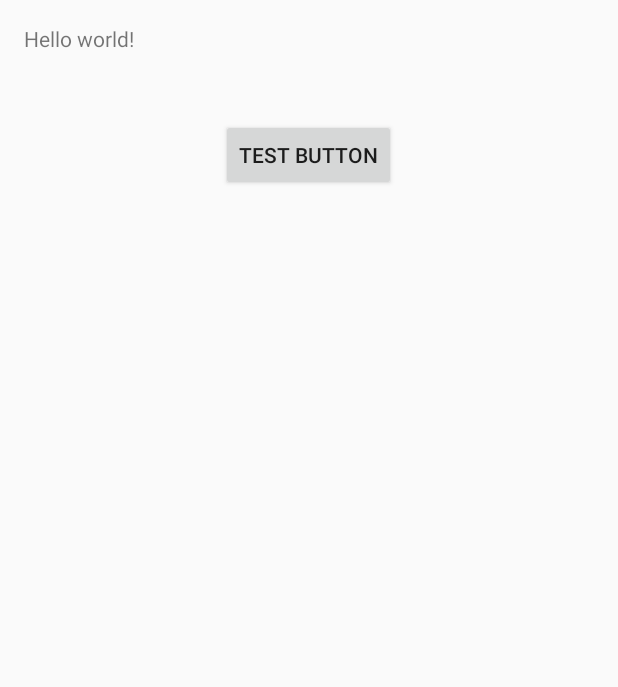
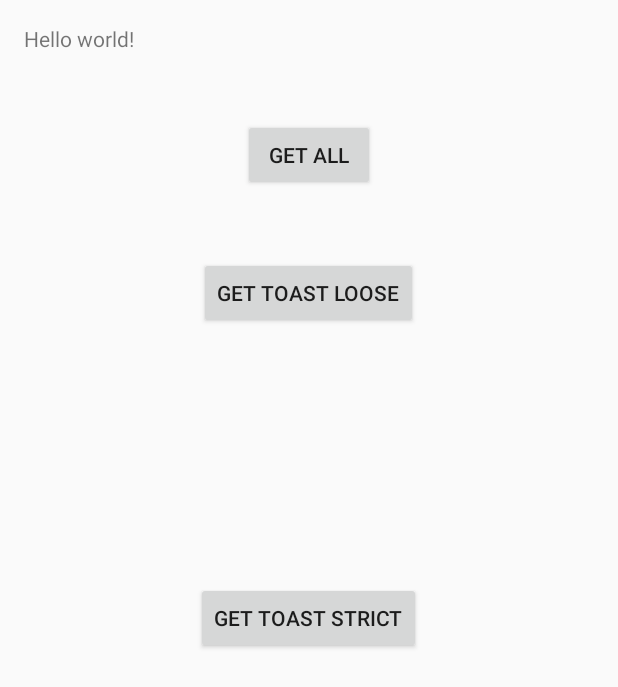
Before and after one commit to harvardd4d/recipebox, an Android app: the layout activity_main.xml on its own in the app's theme, with its tools: preview values and no code run, on a phone screen of 412 x 824 dp. Shown: the top 687 px of the screen. Run offline under Robolectric (Android 15) with nearby library versions, the phone set to English and light mode, and no system bars.

Commit message:
demo changes
aight lmao

```diff
--- a/android/RecipeBox/app/src/main/java/com/example/d4d/recipebox/LocalRecipeDatabaseHelper.java
+++ b/android/RecipeBox/app/src/main/java/com/example/d4d/recipebox/LocalRecipeDatabaseHelper.java
@@ -22,7 +22,8 @@ public class LocalRecipeDatabaseHelper extends SQLiteOpenHelper{
     private static final String make_test_info =
             "INSERT INTO recipes VALUES('toast', 'toast', 1, 1, 1, 'toast', 'toast', 1, NULL);" +
             "INSERT INTO recipes VALUES('cereal', 'cereal', 2, 2, 2, 'cereal', 'cereal', 2, NULL);" +
-            "INSERT INTO recipes VALUES('toasted cereal', 'toasted cereal', 3, 3, 3, 'toasted cereal', 'toasted cereal', 3, NULL);";
+            "INSERT INTO recipes VALUES('toasted cereal', 'toasted cereal', 3, 3, 3, 'toasted cereal', 'toasted cereal', 3, NULL);" +
+            "INSERT INTO recipes VALUES('something', 'something', 4, 4, 4, 'something', 'something', 4, NULL);";
 
     private static final String DELETE_TABLES =
             "DROP TABLE IF EXISTS recipes;";
--- a/android/RecipeBox/app/src/main/java/com/example/d4d/recipebox/RecipeDatabase.java
+++ b/android/RecipeBox/app/src/main/java/com/example/d4d/recipebox/RecipeDatabase.java
@@ -1,5 +1,6 @@
 package com.example.d4d.recipebox;
 
+import java.util.ArrayList;
 import java.util.List;
 
 /**
@@ -33,7 +34,7 @@ public abstract class RecipeDatabase {
      *               packed into one integer. Recipes season will be a superset of the provided season
      * @return list of recipes that satisfy the criteria, empty list if no recipes satisfy. null if something went wrong
      */
-    public abstract List<Recipe> getRecipesLoose(String name, int cuisine, int mealtype, int season);
+    public abstract ArrayList<Recipe> getRecipesLoose(String name, int cuisine, int mealtype, int season);
 
     /**
      * Returns a list of Recipes that satisfy all the following criteria
@@ -50,5 +51,5 @@ public abstract class RecipeDatabase {
      *               packed into one integer. In this case the season must match exactly
      * @return list of recipes that satisfy the criteria, empty list if no recipes satisfy
      */
-    public abstract List<Recipe> getRecipesStrict(String name, int cuisine, int mealtype, int season);
+    public abstract ArrayList<Recipe> getRecipesStrict(String name, int cuisine, int mealtype, int season);
 }
--- a/android/RecipeBox/app/src/main/res/layout/activity_main.xml
+++ b/android/RecipeBox/app/src/main/res/layout/activity_main.xml
@@ -13,11 +13,30 @@
     <Button
         android:layout_width="wrap_content"
         android:layout_height="wrap_content"
-        android:text="Test Button"
+        android:text="Get All"
         android:id="@+id/test_button"
         android:layout_below="@+id/textView"
         android:layout_centerHorizontal="true"
         android:layout_marginTop="44dp"
         android:onClick="onTestButtonClick" />
 
+    <Button
+        android:layout_width="wrap_content"
+        android:layout_height="wrap_content"
+        android:text="Get Toast Loose"
+        android:id="@+id/button"
+        android:layout_below="@+id/test_button"
+        android:layout_centerHorizontal="true"
+        android:layout_marginTop="44dp"
+        android:onClick="TOOOASTTT" />
+
+    <Button
+        android:layout_width="wrap_content"
+        android:layout_height="wrap_content"
+        android:text="Get Toast Strict"
+        android:id="@+id/button2"
+        android:layout_centerVertical="true"
+        android:layout_centerHorizontal="true"
+        android:onClick="TOOOASTTTT" />
+
 </RelativeLayout>
```
Also changed, not shown: android/RecipeBox/app/src/main/java/com/example/d4d/recipebox/LocalRecipeDatabase.java (+4 -4 lines), android/RecipeBox/app/src/main/java/com/example/d4d/recipebox/MainActivity.java (+17 -3 lines), android/RecipeBox/app/src/main/java/com/example/d4d/recipebox/ServerRecipeDatabase.java (+4 -4 lines).
